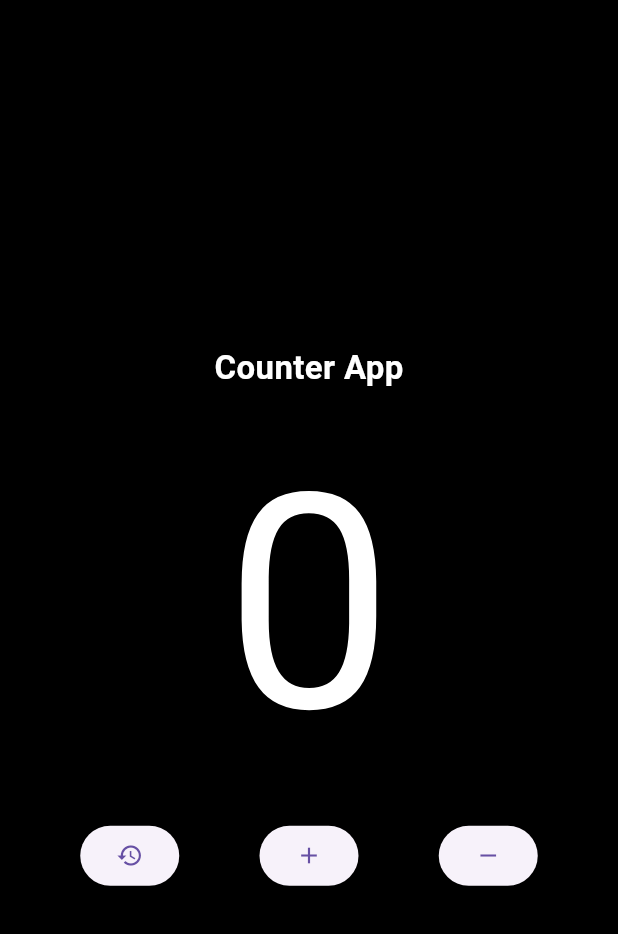
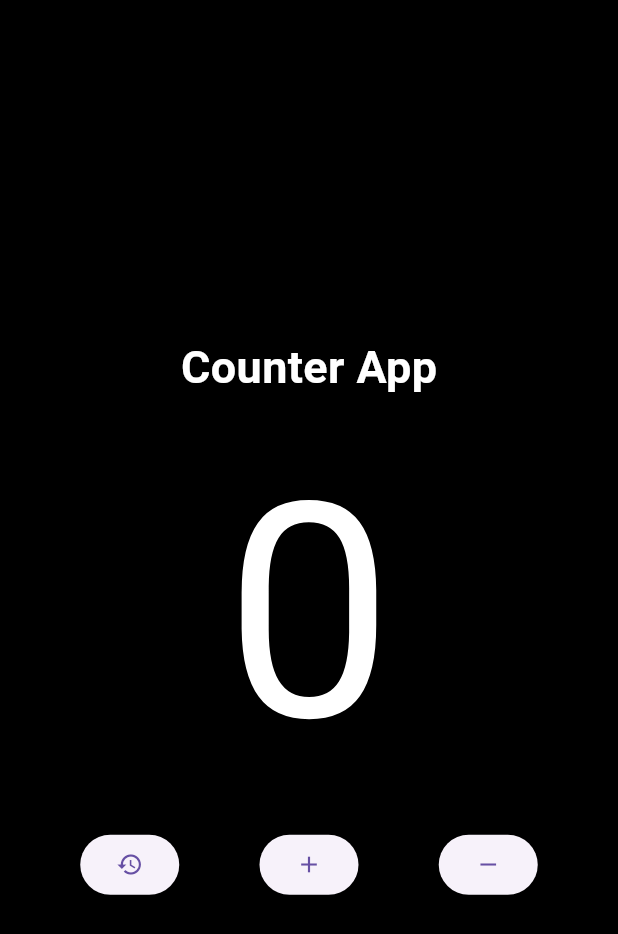
Before and after one commit to mim-obaidur-rahman-nasim/Counter_App, a Flutter app: the screen it shows after launch, after a tap on the "restore" icon, on a phone screen of 412 x 824 dp. Shown: the top 934 px of the screen. Run offline on Flutter 3.47's test engine with Material 3 defaults, Android fonts, the phone set to English and light mode, and no system bars; our stand-ins replace shared_preferences.

Commit message:
Complete project

```diff
--- a/lib/main.dart
+++ b/lib/main.dart
@@ -1,4 +1,4 @@
-import 'package:counter_app/pages/counter_page.dart';
+import 'package:counter_app/pages/splash_screen.dart';
 import 'package:flutter/material.dart';
 
 void main() {
@@ -12,7 +12,7 @@ class MainApp extends StatelessWidget {
   Widget build(BuildContext context) {
     return const MaterialApp(
       debugShowCheckedModeBanner: false,
-      home: CounterPage(),
+      home: SplashScreen(),
     );
   }
 }
--- a/lib/pages/counter_page.dart
+++ b/lib/pages/counter_page.dart
@@ -1,4 +1,5 @@
 import 'package:flutter/material.dart';
+import 'package:shared_preferences/shared_preferences.dart';
 
 class CounterPage extends StatefulWidget {
   const CounterPage({super.key});
@@ -10,10 +11,29 @@ class CounterPage extends StatefulWidget {
 class _CounterPageState extends State<CounterPage> {
   int _counter = 0;
 
+  @override
+  void initState() {
+    super.initState();
+    _loadCounter();
+  }
+
+  void _loadCounter() async {
+    final prefs = await SharedPreferences.getInstance();
+    setState(() {
+      _counter = prefs.getInt('counter') ?? 0;
+    });
+  }
+
+  void _saveCounter() async {
+    final prefs = await SharedPreferences.getInstance();
+    await prefs.setInt('counter', _counter);
+  }
+
   void _increamentCounter() {
     setState(() {
       if (_counter < 50) {
         _counter++;
+        _saveCounter();
       }
     });
   }
@@ -22,6 +42,7 @@ class _CounterPageState extends State<CounterPage> {
     setState(() {
       if (_counter > 0) {
         _counter--;
+        _saveCounter();
       }
     });
   }
@@ -29,6 +50,7 @@ class _CounterPageState extends State<CounterPage> {
   void _resetCounter() {
     setState(() {
       _counter = 0;
+      _saveCounter();
     });
   }
 
@@ -44,7 +66,7 @@ class _CounterPageState extends State<CounterPage> {
               "Counter App",
               style: TextStyle(
                   color: Colors.white,
-                  fontSize: 22,
+                  fontSize: 30,
                   fontWeight: FontWeight.bold),
             ),
             Text(
--- /dev/null
+++ b/lib/pages/splash_screen.dart
@@ -0,0 +1,42 @@
+import 'package:flutter/material.dart';
+import 'counter_page.dart';
+
+class SplashScreen extends StatefulWidget {
+  const SplashScreen({super.key});
+
+  @override
+  State<SplashScreen> createState() => _SplashScreenState();
+}
+
+class _SplashScreenState extends State<SplashScreen> {
+  @override
+  void initState() {
+    super.initState();
+    _navigateToHome();
+  }
+
+  void _navigateToHome() async {
+    await Future.delayed(const Duration(seconds: 3));
+    Navigator.pushReplacement(
+      context,
+      MaterialPageRoute(builder: (context) => const CounterPage()),
+    );
+  }
+
+  @override
+  Widget build(BuildContext context) {
+    return const Scaffold(
+      backgroundColor: Colors.blue,
+      body: Center(
+        child: Text(
+          'Welcome to Counter App',
+          style: TextStyle(
+            fontSize: 24,
+            fontWeight: FontWeight.bold,
+            color: Colors.white,
+          ),
+        ),
+      ),
+    );
+  }
+}
--- a/pubspec.yaml
+++ b/pubspec.yaml
@@ -9,6 +9,7 @@ environment:
 dependencies:
   flutter:
     sdk: flutter
+  shared_preferences: ^2.3.3
 
 dev_dependencies:
   flutter_test:
```
Also changed, not shown: pubspec.lock, 10 other files.
